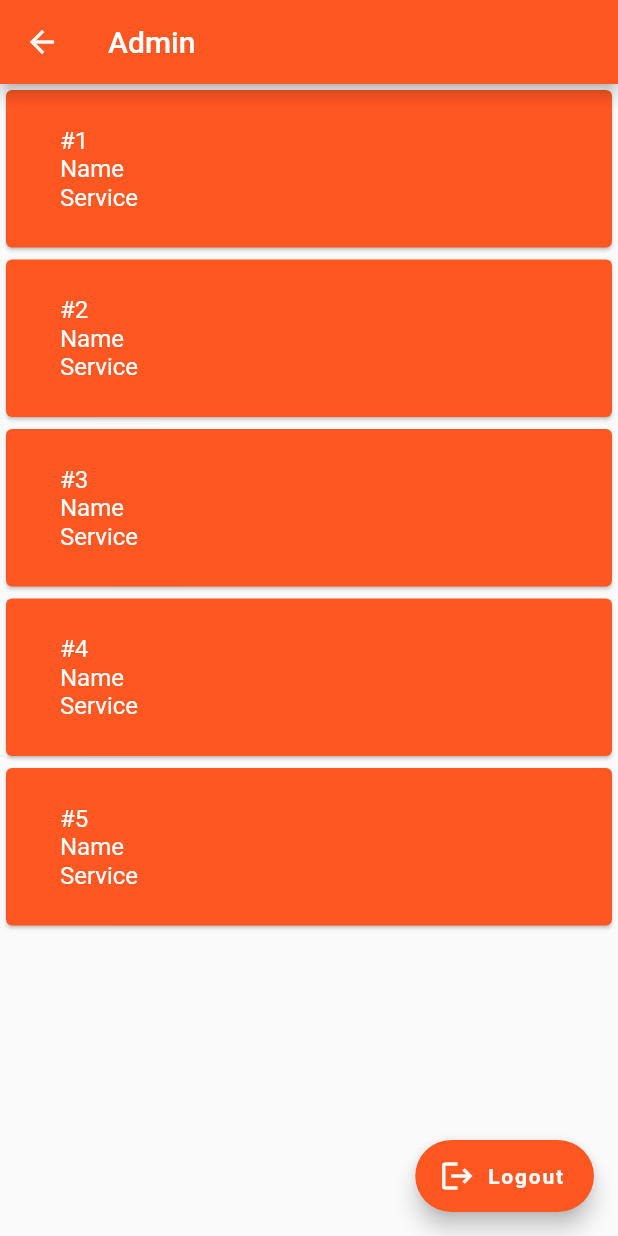
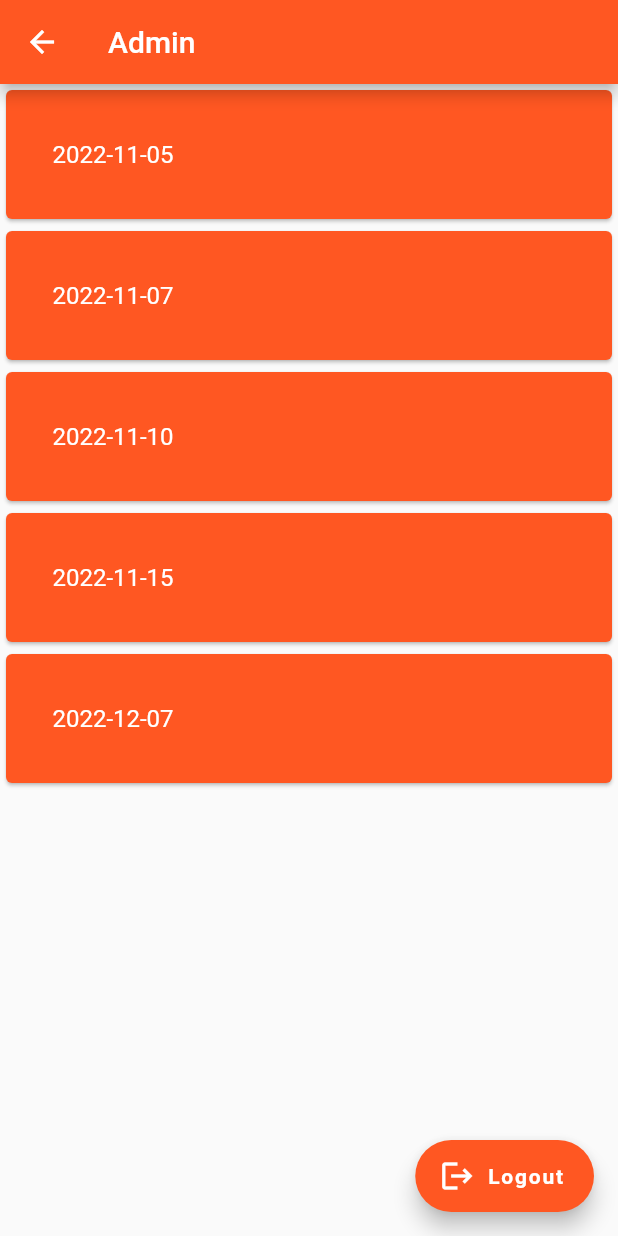
Before and after one commit to ekyut123/THESIS, a Flutter app: the AdminPage screen opened directly, on a phone screen of 412 x 824 dp. Run offline on Flutter 3.47's test engine with Material 2 defaults, Android fonts, the phone set to English and light mode, and no system bars; our stand-ins replace anim_search_bar, cloud_firestore, firebase_auth, firebase_core, font_awesome_flutter, form_field_validator and 3 more; missing offline and left inert: date_time_picker_widget, flutter_polyline_points, quick_feedback; accounts and stored records are empty; Roboto replaces fonts that are missing (Montserrat).

Commit message:
Update admin.dart

```diff
--- a/lib/admin.dart
+++ b/lib/admin.dart
@@ -1,5 +1,6 @@
 import 'package:firebase_auth/firebase_auth.dart';
 import 'package:flutter/material.dart';
+// ignore: depend_on_referenced_packages
 
 class AdminPage extends StatefulWidget {
   const AdminPage({super.key});
@@ -14,63 +15,17 @@ class _AdminPageState extends State<AdminPage> {
     FirebaseAuth.instance.signOut();
   }
 
-//   @override
-//   Widget build(BuildContext context) {
-//     return Scaffold(
-//       body: Column(
-//         mainAxisAlignment: MainAxisAlignment.center,
-//         children: <Widget>[
-//           const Text(
-//             "Welcome! Admin",
-//             style: TextStyle(
-//               color: Colors.black,
-//               fontWeight: FontWeight.bold,
-//               fontFamily: 'Montserrat',
-//               fontSize: 30,
-//             ),
-//           ),
-//           const SizedBox(
-//             height: 30,
-//           ),
-//           SizedBox(
-//             height: 40,
-//             child: Material(
-//               borderRadius: BorderRadius.circular(20),
-//               shadowColor: Colors.greenAccent,
-//               color: Colors.black,
-//               elevation: 7,
-//               child: GestureDetector(
-//                 onTap: () async {
-//                   _signOut();
-//                 },
-//                 child: const Center(
-//                   child: Text(
-//                     'LOGOUT',
-//                     style: TextStyle(
-//                       color: Colors.white,
-//                       fontWeight: FontWeight.bold,
-//                       fontFamily: 'Montserrat',
-//                     ),
-//                   ),
-//                 ),
-//               ),
-//             ),
-//           ),
-//         ],
-//       ),
-//     );
-//   }
-// }
-  List<String> data = [
-    "#1\nName\nService",
-    "#2\nName\nService",
-    "#3\nName\nService",
-    "#4\nName\nService",
-    "#5\nName\nService",
-  ];
-
   @override
   Widget build(BuildContext context) {
+    List<String> data = [
+      "2022-11-07",
+      "2022-11-05",
+      "2022-12-07",
+      "2022-11-15",
+      "2022-11-10",
+    ];
+    // ignore: unused_local_variable
+    final sortedData = data.sort((a, b) => a.compareTo(b));
     return Scaffold(
         appBar: AppBar(
           title: const Text("Admin"),
@@ -81,7 +36,7 @@ class _AdminPageState extends State<AdminPage> {
               return Card(
                 color: Colors.deepOrange,
                 child: Padding(
-                  padding: const EdgeInsets.all(20.0),
+                  padding: const EdgeInsets.all(15.0),
                   child: ListTile(
                     title: Text(data[index]),
                     textColor: Colors.white,
```
